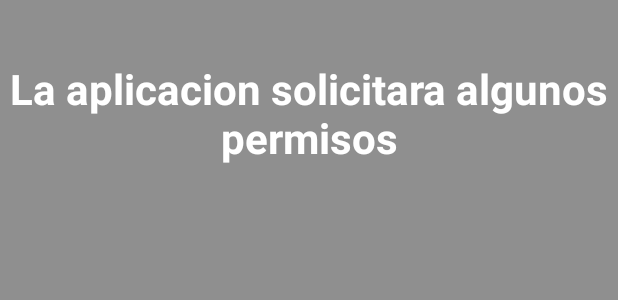
After one commit to pessl/ditec-miparte2, an Android app: the layout activity_permisos.xml on its own in the app's theme, with its tools: preview values and no code run, on a phone screen of 412 x 824 dp. The commit adds this screen. Shown: the top 300 px of the screen. Run offline under Robolectric (Android 15) with nearby library versions, the phone set to English and light mode, and no system bars.

Commit message:
Permisos caso básico

```diff
--- a/app/src/main/java/com/example/miparte2/MainActivity.java
+++ b/app/src/main/java/com/example/miparte2/MainActivity.java
@@ -50,6 +50,11 @@ public class MainActivity extends AppCompatActivity {
             return true;
         }
 
+        if (id == R.id.activity_permisos) {
+            startActivity(new Intent(this, Permisos.class));
+            return true;
+        }
+
         return super.onOptionsItemSelected(item);
     }
 }
--- /dev/null
+++ b/app/src/main/res/layout/activity_permisos.xml
@@ -0,0 +1,20 @@
+<?xml version="1.0" encoding="utf-8"?>
+<LinearLayout xmlns:android="http://schemas.android.com/apk/res/android"
+    xmlns:tools="http://schemas.android.com/tools"
+    android:layout_width="match_parent"
+    android:layout_height="match_parent"
+    android:orientation="vertical"
+    android:background="#8f8f8f"
+    android:gravity="top"
+    >
+    <TextView
+        android:layout_width="match_parent"
+        android:layout_height="wrap_content"
+        android:layout_marginTop="40dp"
+        android:text="La aplicacion solicitara algunos permisos"
+        android:textColor="#fff"
+        android:textStyle="bold"
+        android:textSize="28sp"
+        android:gravity="center"
+        />
+</LinearLayout>
```
Also changed, not shown: app/src/main/AndroidManifest.xml (+8 -2 lines), app/src/main/java/com/example/miparte2/Permisos.java (added, +73 -0 lines).
